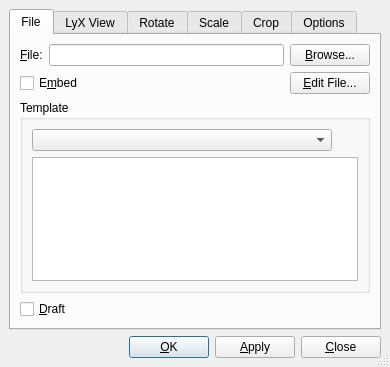
cburschka/lyx, file src/frontends/qt4/ui/ExternalUi.ui: the form before one commit.
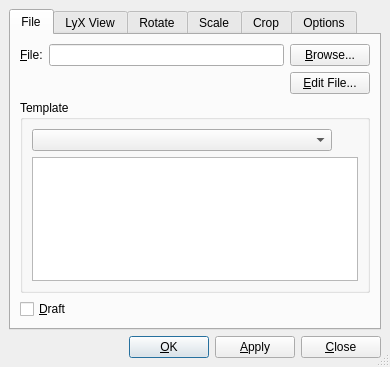
The form after the commit. Custom widgets are drawn as their Qt base class.

Commit message: Embedding: remove embedding checkbox from Graphics, Include and External dialogs

The edit to the form file:
```diff
--- a/src/frontends/qt4/ui/ExternalUi.ui
+++ b/src/frontends/qt4/ui/ExternalUi.ui
@@ -64,13 +64,6 @@
          </property>
         </widget>
        </item>
-       <item row="1" column="0" colspan="2" >
-        <widget class="QCheckBox" name="embedCB" >
-         <property name="text" >
-          <string>E&amp;mbed</string>
-         </property>
-        </widget>
-       </item>
        <item row="1" column="2" >
         <widget class="QPushButton" name="editPB" >
          <property name="toolTip" >
```
Left out of the diff: 15 changed lines with no effect on the pictures. The commit also changes 2 other files.
